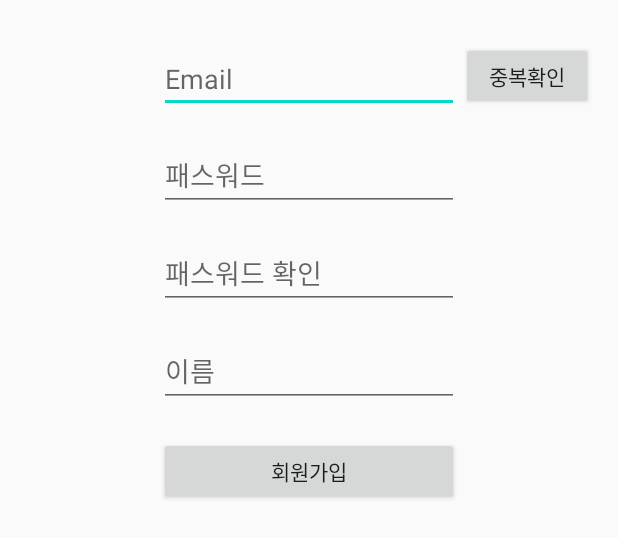
After one commit to dldbdud314/2020-ss-software-contest, an Android app: the layout signup_page.xml on its own in the app's theme, with its tools: preview values and no code run, on a phone screen of 412 x 824 dp. The commit adds this screen. Shown: the top 538 px of the screen. Run offline under Robolectric (Android 15) with nearby library versions, the phone set to English and light mode, and no system bars.

Commit message:
회원가입 초안

```diff
--- a/capstone/app/src/main/AndroidManifest.xml
+++ b/capstone/app/src/main/AndroidManifest.xml
@@ -25,6 +25,7 @@
         <activity android:name=".SituationActivity"/>
         <activity android:name=".ListActivity"/>
         <activity android:name=".StoreInfoActivity"/>
+        <activity android:name=".SignUpActivity"/>
     </application>
 
 </manifest>
--- a/capstone/app/src/main/java/com/example/capstone/SplashActivity.java
+++ b/capstone/app/src/main/java/com/example/capstone/SplashActivity.java
@@ -20,7 +20,7 @@ public class SplashActivity extends Activity {
 
     private class splashHandler implements Runnable{
         public void run(){
-            Intent itn = new Intent(getApplication(), MainActivity.class);
+            Intent itn = new Intent(getApplication(), SignUpActivity.class);
             itn.addFlags(Intent.FLAG_ACTIVITY_NO_ANIMATION);
             startActivity(itn);
             finish(); // 로딩페이지 Activity stack에서 제거
--- /dev/null
+++ b/capstone/app/src/main/res/layout/signup_page.xml
@@ -0,0 +1,81 @@
+<?xml version="1.0" encoding="utf-8"?>
+<androidx.constraintlayout.widget.ConstraintLayout xmlns:android="http://schemas.android.com/apk/res/android"
+    android:layout_width="match_parent"
+    android:layout_height="match_parent"
+    xmlns:tools="http://schemas.android.com/tools"
+    xmlns:app="http://schemas.android.com/apk/res-auto"
+    tools:context=".SignUpActivity">
+
+        <EditText
+            android:id="@+id/et_id"
+            android:layout_width="200dp"
+            android:layout_height="45dp"
+            android:layout_marginTop="30dp"
+            android:ems="10"
+            android:hint="Email"
+            android:inputType="textPersonName"
+            app:layout_constraintEnd_toEndOf="parent"
+            app:layout_constraintStart_toStartOf="parent"
+            app:layout_constraintTop_toTopOf="parent" />
+
+        <EditText
+            android:id="@+id/et_pass"
+            android:layout_width="200dp"
+            android:layout_height="45dp"
+            android:layout_marginTop="20dp"
+            android:ems="10"
+            android:hint="패스워드"
+            android:inputType="textPersonName"
+            app:layout_constraintEnd_toEndOf="@+id/et_id"
+            app:layout_constraintStart_toStartOf="@+id/et_id"
+            app:layout_constraintTop_toBottomOf="@+id/et_id" />
+
+        <EditText
+            android:id="@+id/et_passck"
+            android:layout_width="200dp"
+            android:layout_height="45dp"
+            android:layout_marginTop="20dp"
+            android:ems="10"
+            android:hint="패스워드 확인"
+            android:inputType="textPersonName"
+            app:layout_constraintEnd_toEndOf="@+id/et_pass"
+            app:layout_constraintStart_toStartOf="@+id/et_pass"
+            app:layout_constraintTop_toBottomOf="@+id/et_pass" />
+
+        <EditText
+            android:id="@+id/et_name"
+            android:layout_width="200dp"
+            android:layout_height="45dp"
+            android:layout_marginTop="20dp"
+            android:ems="10"
+            android:hint="이름"
+            android:inputType="textPersonName"
+            app:layout_constraintEnd_toEndOf="@+id/et_passck"
+            app:layout_constraintStart_toStartOf="@+id/et_passck"
+            app:layout_constraintTop_toBottomOf="@+id/et_passck" />
+
+        <Button
+            android:id="@+id/btn_signup"
+            android:layout_width="200dp"
+            android:layout_height="45dp"
+            android:layout_marginTop="20dp"
+            android:text="회원가입"
+            android:clickable="true"
+            android:onClick="btn_signup"
+            app:layout_constraintEnd_toEndOf="@+id/et_name"
+            app:layout_constraintStart_toStartOf="@+id/et_name"
+            app:layout_constraintTop_toBottomOf="@+id/et_name"
+            tools:ignore="OnClick" />
+
+        <Button
+            android:id="@+id/validateButton"
+            android:layout_width="wrap_content"
+            android:layout_height="45dp"
+            android:layout_marginTop="28dp"
+            android:text="중복확인"
+            app:layout_constraintEnd_toEndOf="parent"
+            app:layout_constraintHorizontal_bias="0.058"
+            app:layout_constraintStart_toEndOf="@+id/et_id"
+            app:layout_constraintTop_toTopOf="parent" />
+
+</androidx.constraintlayout.widget.ConstraintLayout>
```
Also changed, not shown: capstone/app/src/main/java/com/example/capstone/SignUpActivity.java (added, +95 -0 lines).
